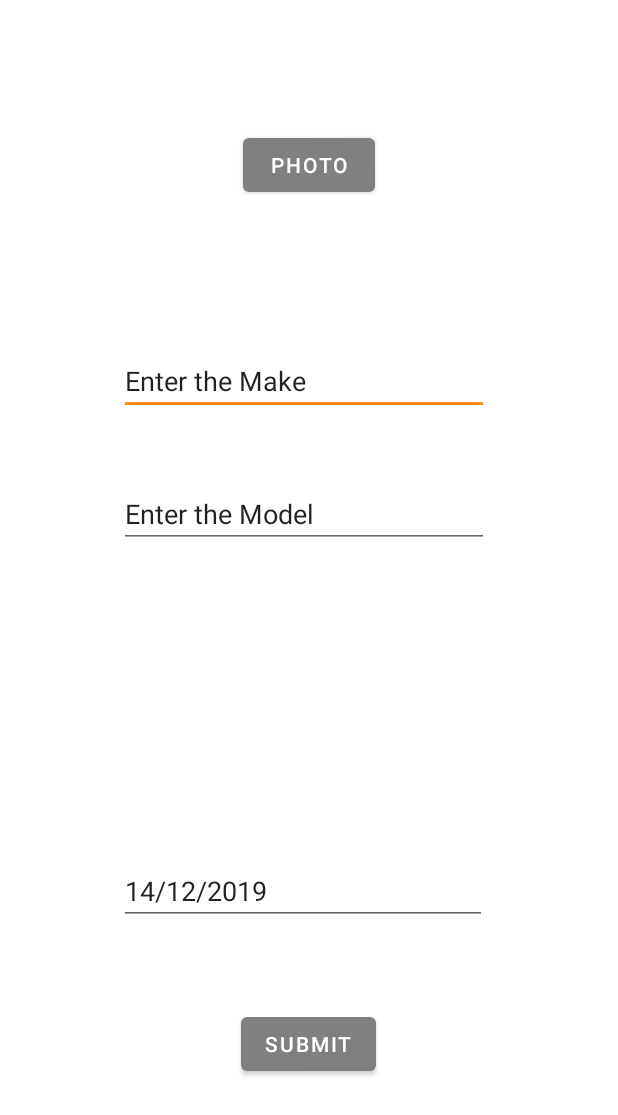
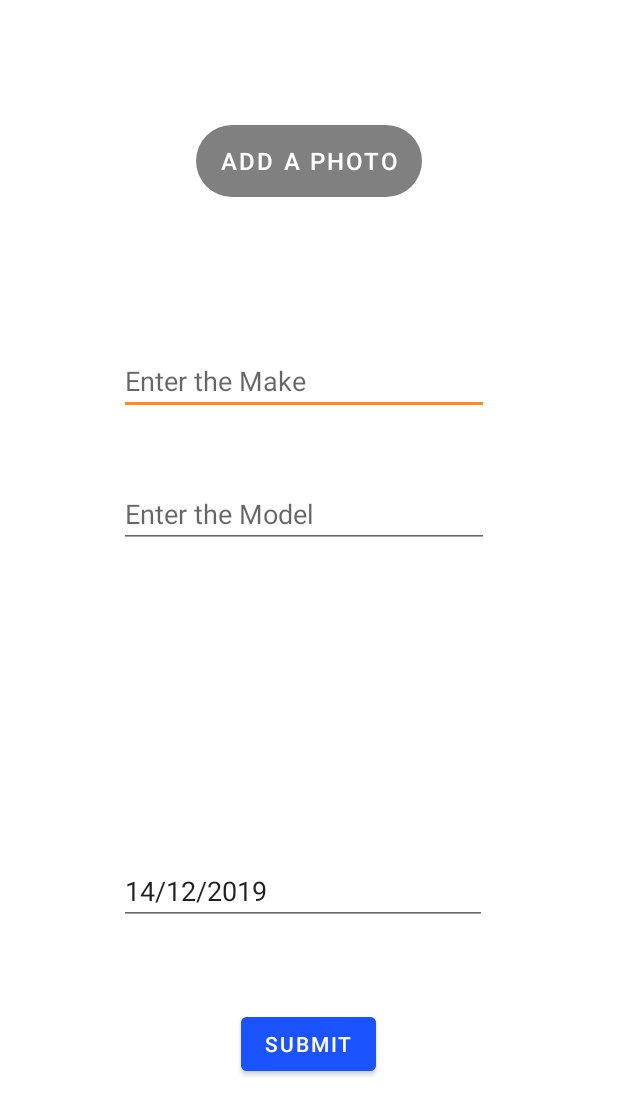
Before and after one commit to lukecachia/mobilecomputingA2, an Android app: the AddBikeActivity screen opened directly, with no data from a screen before it, on a phone screen of 412 x 824 dp. Shown: the top 1115 px of the screen. Run offline under Robolectric (Android 15) with nearby library versions, the phone set to English and light mode, and no system bars.

Commit message:
Minor changes. Replaced the predetermined text of the text views to hints. This will help the users to know what to input without forcing the use to double top the texture view to clear the text. Did some changes to the "Add a Photo" button to make it more attractable.

```diff
--- a/app/src/main/java/com/example/assignment2/main/AddBikePhotoActivity.java
+++ b/app/src/main/java/com/example/assignment2/main/AddBikePhotoActivity.java
@@ -100,7 +100,7 @@ public class AddBikePhotoActivity extends AppCompatActivity {
     public void onRequestPermissionsResult(int requestCode, @NonNull String[] permissions, @NonNull int[] grantResults) {
         if(requestCode == 101){
             if(grantResults[0] == PackageManager.PERMISSION_DENIED){
-                Toast.makeText(getApplicationContext(), "Sorry, camera permission is necassary", Toast.LENGTH_LONG).show();
+                Toast.makeText(getApplicationContext(), "Sorry, camera permission is necessary", Toast.LENGTH_LONG).show();
                 //finish();
             }
         }
@@ -257,8 +257,8 @@ public class AddBikePhotoActivity extends AppCompatActivity {
         String ts = tsLong.toString();
 
         //file = new File(Environment.getExternalStorageDirectory() + "/" + ts + ".jpg");
-        file = new File(System.getenv("APPDATA") + "/IM_" + ts + ".jpg");
-        file = new File(Environment.getExternalStorageDirectory() + "/Pictures/" + "IM_" + ts + ".jpg");
+        //file = new File(System.getenv("APPDATA") + "/IM_" + ts + ".jpg");
+        file = new File(Environment.getExternalStorageDirectory() + "/Pictures/" + "IMG_" + ts + ".jpg");
 
         ImageReader.OnImageAvailableListener readerListener = new ImageReader.OnImageAvailableListener() {
             @Override
--- /dev/null
+++ b/app/src/main/res/drawable-anydpi/roundedbutton.xml
@@ -0,0 +1,6 @@
+<?xml version="1.0" encoding="utf-8"?>
+<shape xmlns:android="http://schemas.android.com/apk/res/android"
+    xmlns:tools="http://schemas.android.com/tools"
+    android:shape="rectangle">
+    <corners android:radius="400dp" />
+</shape>
--- a/app/src/main/res/layout/activity_add_bike.xml
+++ b/app/src/main/res/layout/activity_add_bike.xml
@@ -6,11 +6,6 @@
     android:layout_height="match_parent"
     tools:context=".main.AddBikeActivity">
 
-<!--    <include-->
-<!--        android:id="@+id/toolbar"-->
-<!--        android:text="@string/addBike_name"-->
-<!--        layout="@layout/toolbar" />-->
-
 
     <Button
         android:id="@+id/addBikePhoto"
@@ -18,10 +13,12 @@
         android:layout_height="wrap_content"
         android:layout_alignParentTop="true"
         android:layout_centerHorizontal="true"
-        android:layout_marginTop="86dp"
-        android:text="Photo" />
-
-
+        android:layout_marginTop="83dp"
+        android:backgroundTint="@color/colorAccent"
+        android:background="@drawable/roundedbutton"
+        android:icon="@drawable/ic_action_add"
+        android:text="@string/add_a_photo"
+        android:textSize="16dp" />
 
     <EditText
         android:id="@+id/bikeBrand"
@@ -37,7 +34,7 @@
         android:cursorVisible="true"
         android:ems="10"
         android:inputType="textCapWords"
-        android:text="@string/addBike_brand" />
+        android:hint="@string/addBike_brand" />
 
     <EditText
         android:id="@+id/bikeDOP"
@@ -65,7 +62,7 @@
         android:layout_marginEnd="86dp"
         android:ems="10"
         android:inputType="textCapWords"
-        android:text="@string/addBike_Model" />
+        android:hint="@string/addBike_Model" />
 
     <Button
         android:id="@+id/bikeAddSubmitBtn"
@@ -74,6 +71,7 @@
         android:layout_alignParentBottom="true"
         android:layout_centerHorizontal="true"
         android:layout_marginBottom="104dp"
+        android:backgroundTint="@color/colorPrimaryDark"
         android:text="@string/addBike_submit" />
 
 
--- a/app/src/main/res/layout/activity_add_bike_photo.xml
+++ b/app/src/main/res/layout/activity_add_bike_photo.xml
@@ -22,6 +22,7 @@
         android:layout_alignParentBottom="true"
         android:layout_centerHorizontal="true"
         android:layout_marginBottom="30dp"
+        android:backgroundTint="@color/colorPrimaryDark"
         android:text="Take Photo" />
 
 
--- a/app/src/main/res/values/strings.xml
+++ b/app/src/main/res/values/strings.xml
@@ -7,4 +7,5 @@
     <string name="addBike_Model">Enter the Model</string>
     <string name="addBike_submit">Submit</string>
     <string name="addBike_dop">Enter the Date of Purchase</string>
+    <string name="add_a_photo">Add a Photo</string>
 </resources>
```
Also changed, not shown: app/src/main/AndroidManifest.xml (+1 -6 lines).
